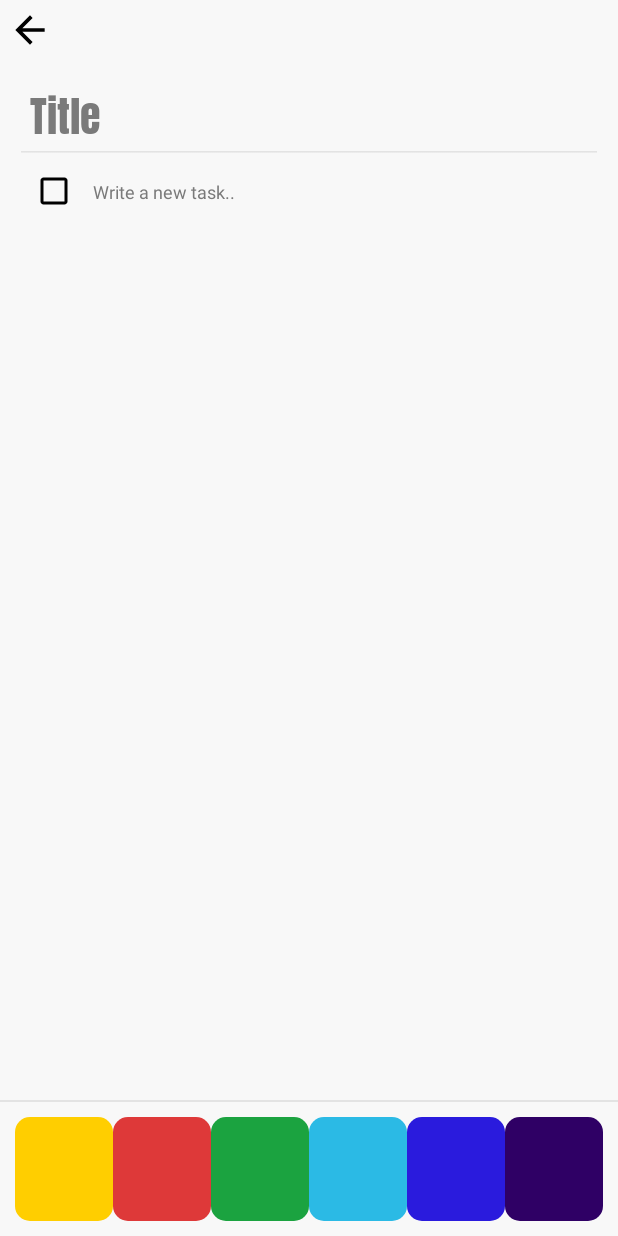
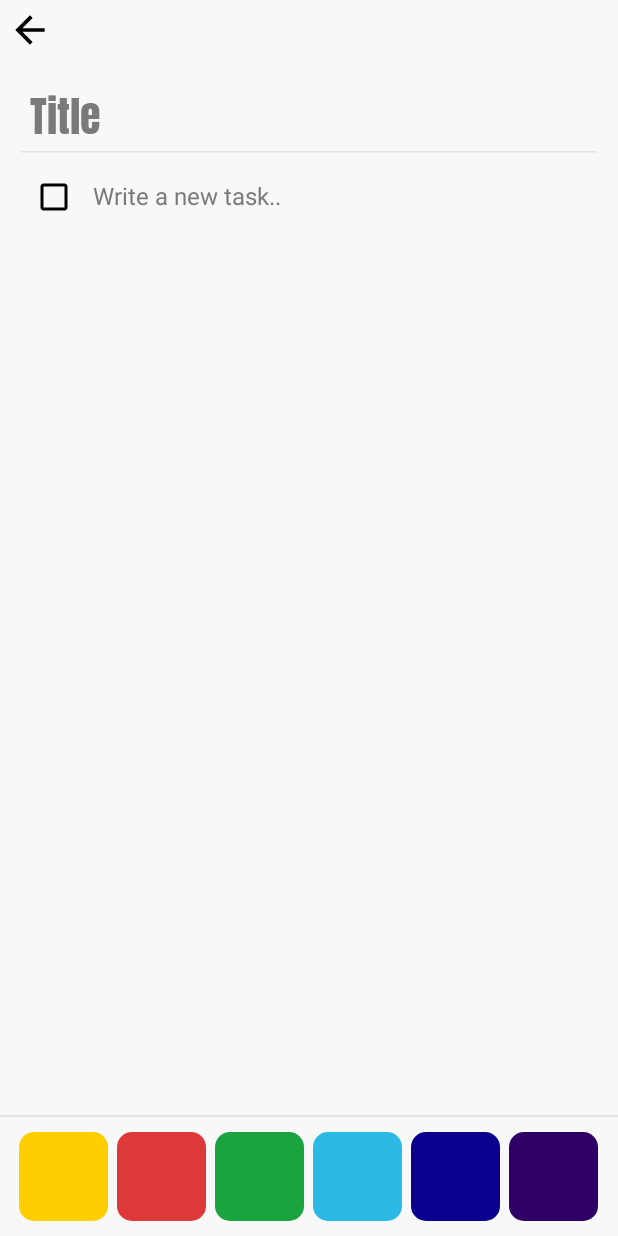
Before and after one commit to chervonyi/memo-android, an Android app: the screen it shows after launch (CardActivity), after a tap on an icon or button, on a phone screen of 412 x 824 dp. Run offline under Robolectric (Android 15) with nearby library versions, the phone set to English and light mode, and no system bars.

Commit message:
Fix text size of task field

```diff
--- a/app/src/main/java/chrapps/memo/views/CardView.kt
+++ b/app/src/main/java/chrapps/memo/views/CardView.kt
@@ -4,6 +4,7 @@ import android.annotation.SuppressLint
 import android.content.Context
 import android.support.v4.content.ContextCompat
 import android.util.Log
+import android.util.TypedValue
 import android.view.Gravity
 import android.view.View
 import android.widget.CheckBox
@@ -70,7 +71,7 @@ class CardView(id: Int, card: Card, context: Context) : LinearLayout(context) {
             val taskView = TextView(mContext)
             taskView.text = task.text
             taskView.setTextColor(ContextCompat.getColor(mContext, textColor))
-            taskView.textSize = 8 * resources.displayMetrics.scaledDensity
+            taskView.setTextSize(TypedValue.COMPLEX_UNIT_SP, 16.0f)
 
             // Load checkbox
             val checkBox =
--- a/app/src/main/java/chrapps/memo/views/TaskEditView.kt
+++ b/app/src/main/java/chrapps/memo/views/TaskEditView.kt
@@ -3,6 +3,7 @@ package chrapps.memo.views
 import android.content.Context
 import android.graphics.Color
 import android.text.InputType
+import android.util.TypedValue
 import android.view.inputmethod.EditorInfo
 import android.widget.EditText
 import chrapps.memo.R
@@ -22,7 +23,7 @@ class TaskEditView(context: Context?) : EditText(context) {
         setBackgroundColor(Color.TRANSPARENT)
         imeOptions = EditorInfo.IME_ACTION_DONE
         inputType = InputType.TYPE_TEXT_FLAG_CAP_SENTENCES
-        textSize = 8 * resources.displayMetrics.scaledDensity
+        setTextSize(TypedValue.COMPLEX_UNIT_SP, 16.0f)
 
         setSingleLine(false)
 
--- a/app/src/main/res/layout/activity_card.xml
+++ b/app/src/main/res/layout/activity_card.xml
@@ -77,6 +77,7 @@
             android:fontFamily="@font/anton"
             android:textCursorDrawable="@null"
             android:lines="1"
+            android:maxLength="20"
             android:inputType="textCapSentences"
             android:imeOptions="actionDone"
             tools:ignore="RtlSymmetry" />
@@ -85,7 +86,7 @@
         <ScrollView
             android:layout_width="match_parent"
             android:layout_height="0dp"
-            android:layout_weight="7"
+            android:layout_weight="8"
             android:scrollbars="none">
 
             <LinearLayout
--- a/app/src/main/res/values/colors.xml
+++ b/app/src/main/res/values/colors.xml
@@ -1,21 +1,17 @@
 <?xml version="1.0" encoding="utf-8"?>
 <resources>
-
-
     <!-- Cards -->
     <color name="card_yellow_color">#FFCE00</color>
     <color name="card_yellow_red">#DE3939</color>
     <color name="card_yellow_green">#1BA340</color>
     <color name="card_yellow_cyan">#2BBAE5</color>
-    <color name="card_yellow_blue">#2A1BDD</color>
+    <color name="card_yellow_blue">#0B008D</color>
     <color name="card_yellow_violet">#2F0065</color>
 
     <!-- Constants -->
     <color name="transparent">#00FFFFFF</color>
     <color name="font_dark_content">#000000</color>
     <color name="font_white_content">#FFF</color>
-
-
 
     <!-- THEMES: -->
     <!-- Lazurite -->
@@ -39,8 +35,6 @@
     <color name="border_color_cloud">#E3E3E3</color>
     <color name="header_color_cloud">#C5C5C5</color>
 
-
-
     <!-- Others -->
     <color name="colorPrimary">#0F0F0F</color>
     <color name="colorPrimaryDark">#0F0F0F</color>
```
